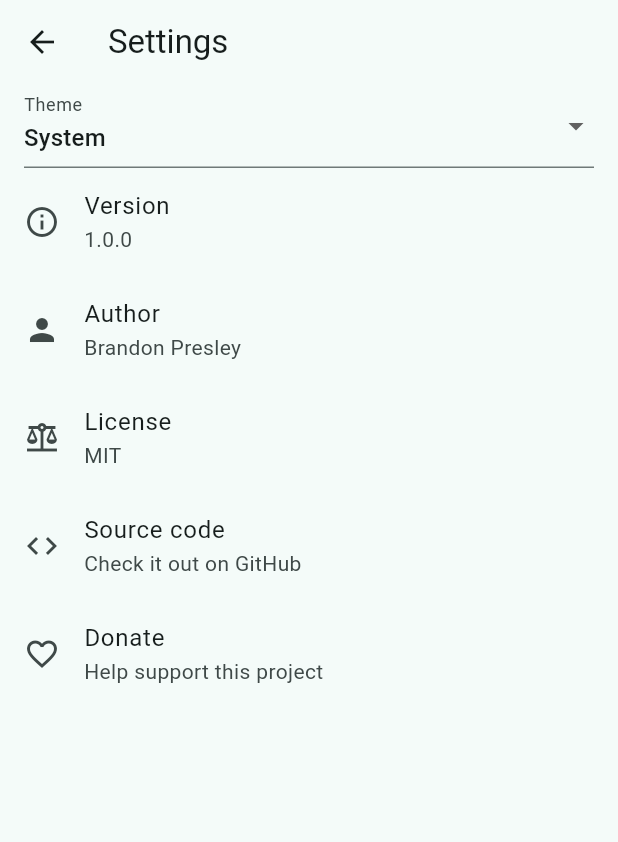
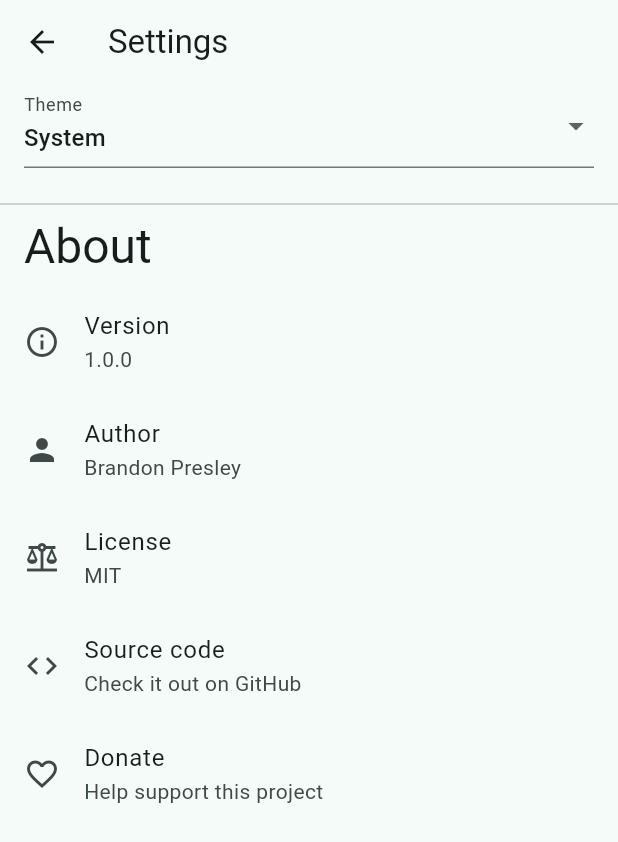
Before and after one commit to brandonp2412/MarketMonk, a Flutter app: the SettingsPage screen opened directly, on a phone screen of 412 x 824 dp. Shown: the top 842 px of the screen. Run offline on Flutter 3.47's test engine with Material 3 defaults, Android fonts, the phone set to English and light mode, and no system bars; our stand-ins replace drift, drift_flutter, fl_chart, package_info_plus, shared_preferences; missing offline and left inert: drift_dev, yahoo_finance_data_reader; accounts and stored records are empty; generated files the repository leaves out were written again.

Commit message:
Fix theme default value

```diff
--- a/lib/settings_page.dart
+++ b/lib/settings_page.dart
@@ -18,6 +18,7 @@ class _SettingsPageState extends State<SettingsPage> {
   @override
   Widget build(BuildContext context) {
     final packageInfo = PackageInfo.fromPlatform();
+    final settings = context.watch<SettingsState>();
 
     return Scaffold(
       appBar: AppBar(
@@ -28,7 +29,7 @@ class _SettingsPageState extends State<SettingsPage> {
           Padding(
             padding: const EdgeInsets.symmetric(horizontal: 16.0),
             child: DropdownButtonFormField<ThemeMode>(
-              value: ThemeMode.system,
+              value: settings.theme,
               decoration: const InputDecoration(
                 labelStyle: TextStyle(),
                 labelText: 'Theme',
@@ -55,6 +56,13 @@ class _SettingsPageState extends State<SettingsPage> {
                 prefs.setString('theme', value.toString());
               },
             ),
+          ),
+          const SizedBox(height: 16),
+          const Divider(),
+          Padding(
+            padding: const EdgeInsets.only(left: 16.0, bottom: 8),
+            child:
+                Text("About", style: Theme.of(context).textTheme.headlineLarge),
           ),
           ListTile(
             leading: const Icon(Icons.info_outline),
```
